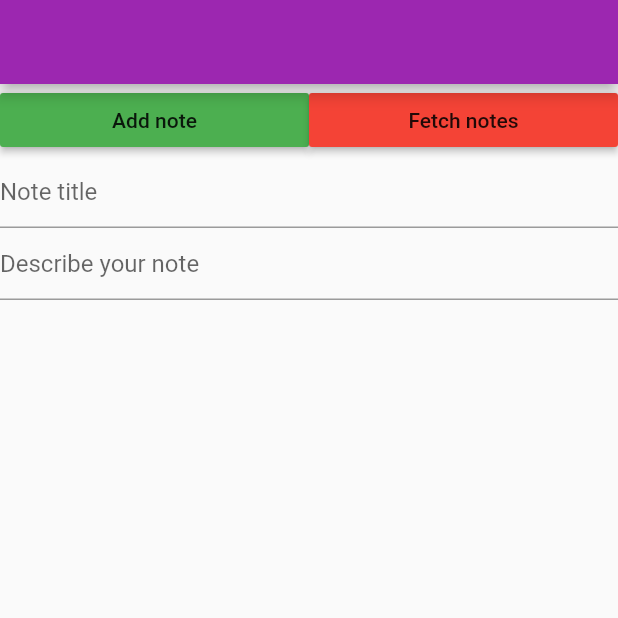
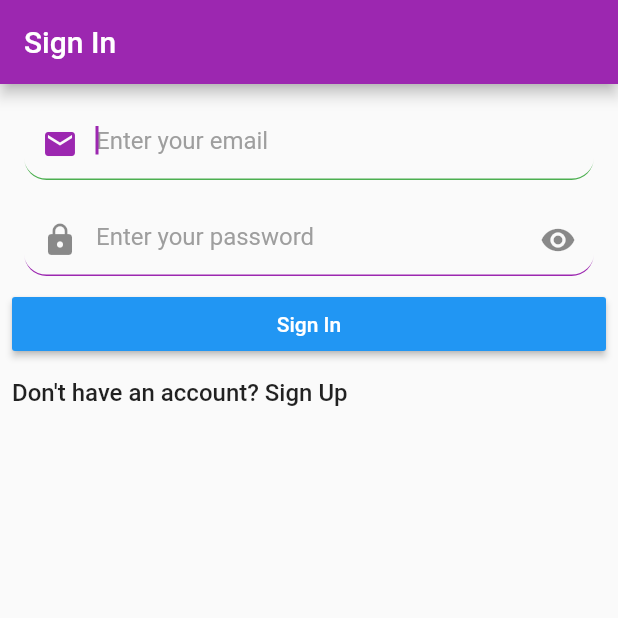
Before and after one commit to hmmisthisgood/july-morning, a Flutter app: the screen it shows after launch, on a phone screen of 412 x 824 dp, the top half of it. Run offline on Flutter 3.47's test engine with Material 2 defaults, Android fonts, the phone set to English and light mode, and no system bars; our stand-ins replace animated_bottom_navigation_bar, firebase_auth, firebase_core, fluttertoast, form_field_validator, shared_preferences and 1 more; accounts and stored records are empty.

Commit message:
firebase auth

```diff
--- a/first_app/lib/main.dart
+++ b/first_app/lib/main.dart
@@ -1,4 +1,4 @@
-import 'package:first_app/screen/stful/form_screen.dart';
+import 'package:firebase_core/firebase_core.dart';
 import 'package:first_app/screen/stful/note/sql_note_app.dart';
 import 'package:flutter/material.dart';
 
@@ -6,7 +6,10 @@ import 'navigation/custom_route_generator.dart';
 import 'navigation/routes.dart';
 
 /// only one in a flutter project
-void main() {
+void main() async {
+  WidgetsFlutterBinding.ensureInitialized();
+  await Firebase.initializeApp();
+
   runApp(OurApp()); // starts running our app
 }
 
@@ -18,8 +21,7 @@ class OurApp extends StatelessWidget {
       title: "Our app",
       theme: ThemeData(primarySwatch: Colors.purple),
       // home: FormScreen(pageTitle: "Not login"),
-      home: SqlNoteScreen(),
-      //  Routes.splash,
+      initialRoute: Routes.splash,
       onGenerateRoute: ourRouteGenerator,
     );
   }
--- a/first_app/lib/navigation/custom_route_generator.dart
+++ b/first_app/lib/navigation/custom_route_generator.dart
@@ -1,4 +1,5 @@
 import 'package:first_app/navigation/routes.dart';
+import 'package:first_app/screen/auth/login_screen.dart';
 import 'package:first_app/screen/basics_widgets/followers_screen.dart';
 import 'package:first_app/screen/basics_widgets/grid_view_screen.dart';
 import 'package:first_app/screen/basics_widgets/homepage.dart';
@@ -14,6 +15,8 @@ import 'package:first_app/screen/basics_widgets/pageview_screen.dart';
 import 'package:first_app/screen/basics_widgets/row_column.dart';
 import 'package:first_app/screen/basics_widgets/stack_screen.dart';
 import 'package:first_app/screen/basics_widgets/tik_tok_page_skeleton.dart';
+
+import '../screen/auth/signup_screen.dart';
 
 Route ourRouteGenerator(RouteSettings settings) {
   switch (settings.name) {
@@ -51,10 +54,9 @@ Route ourRouteGenerator(RouteSettings settings) {
               ));
 
     case Routes.login:
-      return MaterialPageRoute(
-          builder: (_) => FormScreen(
-                pageTitle: "Not login",
-              ));
+      return MaterialPageRoute(builder: (_) => LoginScreen(pageTitle: ""));
+    case Routes.signup:
+      return MaterialPageRoute(builder: (_) => SignupScreen(pageTitle: ""));
 
     case Routes.tabview:
       return MaterialPageRoute(builder: (_) => TabScreen());
--- a/first_app/lib/navigation/routes.dart
+++ b/first_app/lib/navigation/routes.dart
@@ -10,6 +10,7 @@ class Routes {
   static const counter = "/counter";
   static const dashboard = "/dashboard";
   static const login = "/login";
+  static const signup = "/signup";
   static const tabview = "/tabview";
   static const homepage = "/homepage";
   static const splash = "/splashScreen";
--- /dev/null
+++ b/first_app/lib/screen/auth/login_screen.dart
@@ -0,0 +1,145 @@
+import 'package:firebase_auth/firebase_auth.dart';
+import 'package:first_app/screen/stful/bottom_nav_screen.dart';
+import 'package:first_app/util/shared_pref.dart';
+import 'package:flutter/material.dart';
+import 'package:fluttertoast/fluttertoast.dart';
+import 'package:form_field_validator/form_field_validator.dart';
+
+import '../../navigation/routes.dart';
+import '../../widget/common_textfield.dart';
+
+class LoginScreen extends StatefulWidget {
+  const LoginScreen({Key? key, this.pageTitle = "login"}) : super(key: key);
+  final String pageTitle;
+
+  @override
+  State<LoginScreen> createState() => _LoginScreenState();
+}
+
+class _LoginScreenState extends State<LoginScreen> {
+  bool hidePassword = true;
+  final emailController = TextEditingController();
+  final passwordController = TextEditingController();
+
+  final GlobalKey<FormState> formKey = GlobalKey<FormState>();
+
+  navigate() async {
+    Navigator.pushReplacementNamed(
+      context,
+      Routes.dashboard,
+      arguments: {"username": "thisIsRamey", "seconArg": "some other stuff"},
+    );
+  }
+
+  loginWithFirebase() async {
+    try {
+      final credential = await FirebaseAuth.instance.signInWithEmailAndPassword(
+        email: emailController.text,
+        password: passwordController.text,
+      );
+
+      print(credential.toString());
+      Fluttertoast.showToast(msg: "Login Successful!!!!");
+      await SharedPref.setHasUserLoggedIn(true);
+      navigate();
+    } on FirebaseAuthException catch (e) {
+      print(e.message);
+      print(e.code);
+      Fluttertoast.showToast(
+          msg: e.message ?? "An error occurred while signing in");
+    } catch (e) {
+      print(e);
+    }
+  }
+
+  void login() async {
+    if (formKey.currentState != null) {
+      formKey.currentState!.save();
+      var isValid = formKey.currentState!.validate();
+      if (isValid == true) {
+        /// login logic
+        FocusScope.of(context).unfocus();
+        loginWithFirebase();
+      }
+    }
+  }
+
+  @override
+  Widget build(BuildContext context) {
+    print("build form");
+    return Scaffold(
+      appBar: AppBar(
+        title: Text("Sign In"),
+        automaticallyImplyLeading: false,
+      ),
+      body: Padding(
+        padding: const EdgeInsets.all(8.0),
+        child: Form(
+          key: formKey,
+          autovalidateMode: AutovalidateMode.disabled,
+          child: ListView(
+            children: [
+              /// with common text field
+              ///
+
+              CommonTextField(
+                controller: emailController,
+                hintText: "Enter your email",
+                textInputAction: TextInputAction.done,
+                prefixIcon: Icon(Icons.email),
+                validator: MultiValidator([
+                  RequiredValidator(errorText: "Email is required"),
+                  EmailValidator(errorText: "Email must be valid"),
+                ]),
+              ),
+
+              CommonTextField(
+                controller: passwordController,
+                hintText: "Enter your password",
+                textInputAction: TextInputAction.done,
+                prefixIcon: Icon(Icons.lock),
+                obscureText: hidePassword,
+                sufficIcon: InkWell(
+                    onTap: () {
+                      hidePassword = !hidePassword;
+                      setState(() {});
+                    },
+                    child: Icon(hidePassword == true
+                        ? Icons.visibility
+                        : Icons.visibility_off)),
+                validator: MultiValidator([
+                  RequiredValidator(errorText: "Password is required"),
+                  MinLengthValidator(8,
+                      errorText: "Pasword must be at least 8 charcters long"),
+                ]),
+              ),
+
+              MaterialButton(
+                color: Colors.blue,
+                onPressed: login,
+                child: Text(
+                  "Sign In",
+                  style: TextStyle(color: Colors.white),
+                ),
+              ),
+              SizedBox(height: 12),
+              InkWell(
+                onTap: () {
+                  Navigator.pushNamed(context, Routes.signup);
+                },
+                child: Text(
+                  "Don't have an account? Sign Up",
+                  style: TextStyle(fontSize: 16, fontWeight: FontWeight.w500),
+                ),
+              )
+            ],
+          ),
+        ),
+      ),
+    );
+  }
+}
+
+/// Form  : not visible in ui
+/// TextField : each input field
+/// TextFormField : like textfield
--- a/first_app/pubspec.yaml
+++ b/first_app/pubspec.yaml
@@ -13,6 +13,7 @@ dependencies:
   qr_flutter: ^4.0.0
   animated_bottom_navigation_bar: ^1.0.1
   form_field_validator: ^1.1.0
+  fluttertoast: ^8.0.9
 
   # networking
   http:
```
Also changed, not shown: first_app/lib/screen/auth/signup_screen.dart (added, +125 -0 lines), first_app/pubspec.lock.
